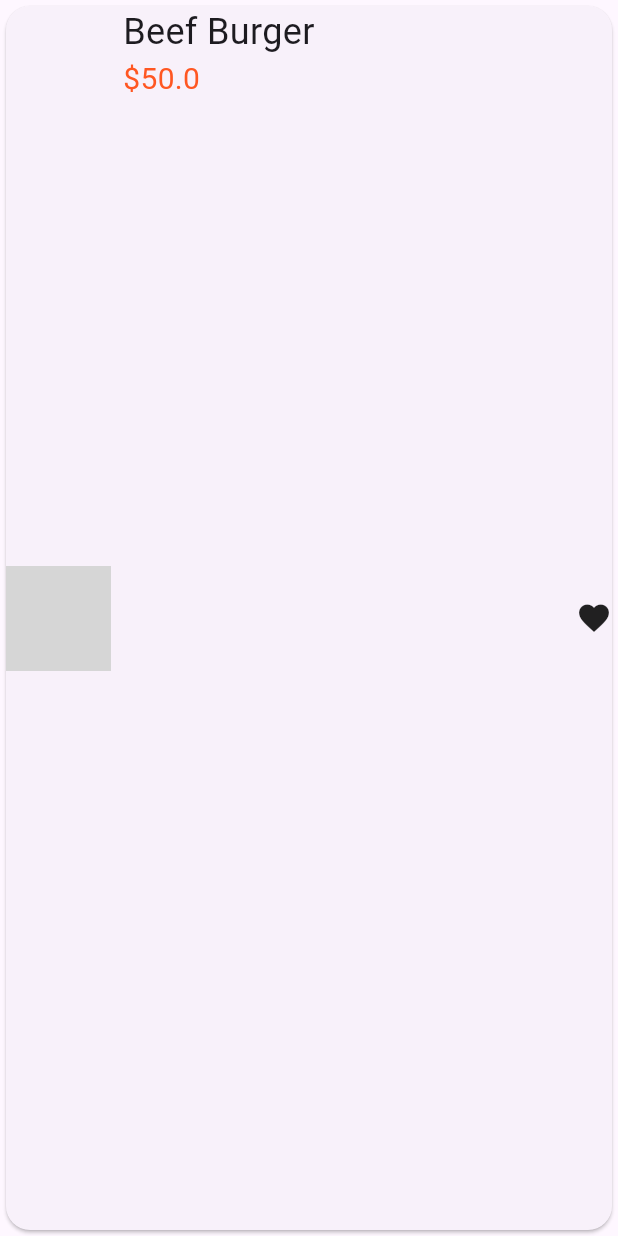
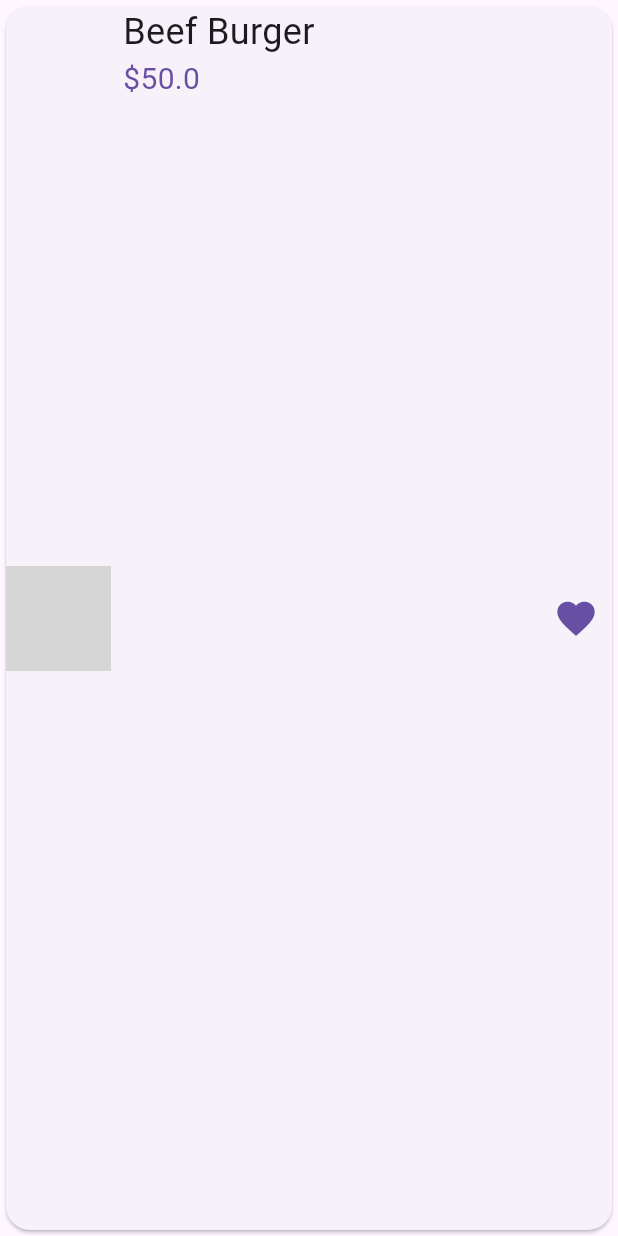
Before and after one commit to dark101A/food, a Flutter app: the FavoriteItem widget shown alone on an empty page, opened directly with sample values from the repository, on a phone screen of 412 x 824 dp. Run offline on Flutter 3.47's test engine with Material 3 defaults, Android fonts, the phone set to English and light mode, and no system bars; network calls fail; grey boxes are pictures that could not be loaded.

```diff
--- a/lib/models/food_item.dart
+++ b/lib/models/food_item.dart
@@ -1,14 +1,16 @@
 class FoodItem {
+  final int id;
   final String name;
   final String imgUrl;
   final double price;
-  final bool isFivorate;
+  bool isFavorite;
 
   FoodItem({
+    required this.id,
     required this.name,
     required this.imgUrl,
     required this.price,
-    this.isFivorate = false,
+    this.isFavorite = false,
   });
 
   FoodItem copyWith({
@@ -18,48 +20,56 @@ class FoodItem {
     bool? isFivorate,
   }) {
     return FoodItem(
+      id: id,
       name: name ?? this.name,
       imgUrl: imgUrl ?? this.imgUrl,
       price: price ?? this.price,
-      isFivorate: isFivorate ?? this.isFivorate,
+      isFavorite: isFivorate ?? this.isFavorite,
     );
   }
 }
 
 List<FoodItem> food = [
   FoodItem(
+    id: 1,
     name: 'Beef Burger',
     imgUrl:
         'https://t4.ftcdn.net/jpg/09/88/67/35/360_F_988673577_IqsqmCDffOHPCw39TBD888DCtK3Kpdq0.jpg',
     price: 50,
   ),
   FoodItem(
+      id: 2,
       name: 'Chicken Burger',
       imgUrl:
           'https://static.vecteezy.com/system/resources/previews/046/955/491/non_2x/grilled-cheeseburger-meal-icon-isolated-vector.jpg',
       price: 70),
   FoodItem(
+    id: 3,
     name: 'cheese Burger',
     imgUrl:
         'https://img.freepik.com/premium-vector/cheese-burger-vector-illustration-fast-food-icon-sign-symbol_752732-84.jpg',
     price: 80,
   ),
   FoodItem(
+      id: 4,
       name: 'chicken pizza',
       imgUrl:
           'https://img.freepik.com/premium-vector/realistic-pizza-vector-illustration-concept_1253202-57553.jpg?semt=ais_hybrid',
       price: 90),
   FoodItem(
+      id: 5,
       name: 'cheese pizza',
       imgUrl:
           'https://st2.depositphotos.com/3687485/9049/v/450/depositphotos_90493358-stock-illustration-pizza-flat-icon-isolated-on.jpg',
       price: 100),
   FoodItem(
+      id: 6,
       name: 'meat pizza',
       imgUrl:
           'https://img.freepik.com/premium-vector/salami-meat-pizza-icon-flat-illustration-salami-meat-pizza-vector-icon-web-design_98396-15541.jpg',
       price: 60),
   FoodItem(
+      id: 7,
       name: 'pasta',
       imgUrl:
           'https://static.vecteezy.com/system/resources/previews/024/247/515/non_2x/pasta-icon-in-illustration-vector.jpg',
--- a/lib/widgets/favorite_item.dart
+++ b/lib/widgets/favorite_item.dart
@@ -1,9 +1,24 @@
 import 'package:flutter/material.dart';
 import 'package:test1/models/food_item.dart';
 
-class FavoriteItem extends StatelessWidget {
+class FavoriteItem extends StatefulWidget {
   final FoodItem foodItem;
-  const FavoriteItem({super.key, required this.foodItem});
+  final Function voidCallback;
+  const FavoriteItem(
+      {super.key, required this.foodItem, required this.voidCallback});
+
+  @override
+  State<FavoriteItem> createState() => _FavoriteItemState();
+}
+
+class _FavoriteItemState extends State<FavoriteItem> {
+  late bool isFav;
+
+  @override
+  void initState() {
+    super.initState();
+    isFav = widget.foodItem.isFavorite;
+  }
 
   @override
   Widget build(BuildContext context) {
@@ -12,7 +27,7 @@ class FavoriteItem extends StatelessWidget {
       child: Row(
         children: [
           Image.network(
-            foodItem.imgUrl,
+            widget.foodItem.imgUrl,
             height: 70,
             width: 70,
             fit: BoxFit.contain,
@@ -25,21 +40,36 @@ class FavoriteItem extends StatelessWidget {
               crossAxisAlignment: CrossAxisAlignment.start,
               children: [
                 Text(
-                  foodItem.name,
+                  widget.foodItem.name,
                   style: const TextStyle(
                       fontSize: 24, fontWeight: FontWeight.w400),
                 ),
                 Text(
-                  '\$${foodItem.price}',
-                  style: const TextStyle(
+                  '\$${widget.foodItem.price}',
+                  style: TextStyle(
                       fontSize: 20,
                       fontWeight: FontWeight.w400,
-                      color: Colors.deepOrange),
+                      color: Theme.of(context).primaryColor),
                 ),
               ],
             ),
           ),
-          const Icon(Icons.favorite)
+          IconButton(
+            onPressed: () {
+              setState(() {
+                food.firstWhere((f) => f.id == widget.foodItem.id).isFavorite =
+                    !isFav;
+
+                isFav = !isFav;
+                widget.voidCallback();
+              });
+            },
+            icon: Icon(
+              Icons.favorite,
+              color: Theme.of(context).primaryColor,
+              size: 30,
+            ),
+          )
         ],
       ),
     );
--- a/pubspec.yaml
+++ b/pubspec.yaml
@@ -61,6 +61,8 @@ flutter:
   # To add assets to your application, add an assets section, like this:
   assets:
     - assets/images/baner.jpg
+    - assets/images/a.jpg
+
   #   - images/a_dot_ham.jpeg
 
   # An image asset can refer to one or more resolution-specific "variants", see
```
Also changed, not shown: lib/main.dart (+6 -3 lines), lib/pages/account_page.dart (added, +107 -0 lines), lib/pages/bottom_nav.dart (+3 -4 lines), lib/pages/favorite_page.dart (+49 -9 lines), lib/widgets/food_grid_item.dart (+4 -5 lines), assets/images/a.jpg (added).
